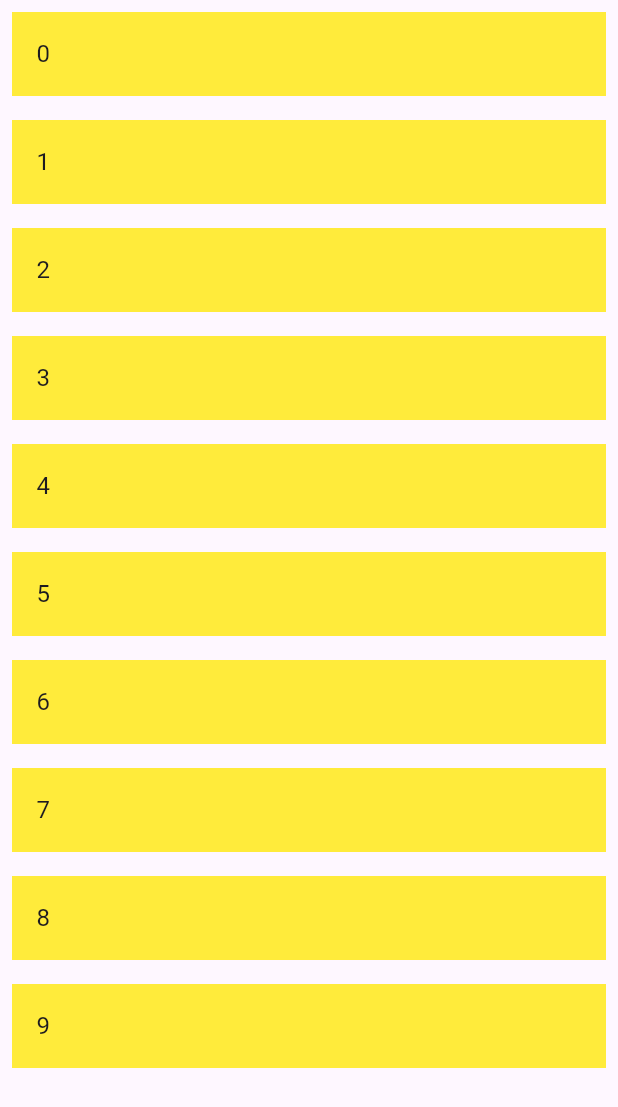
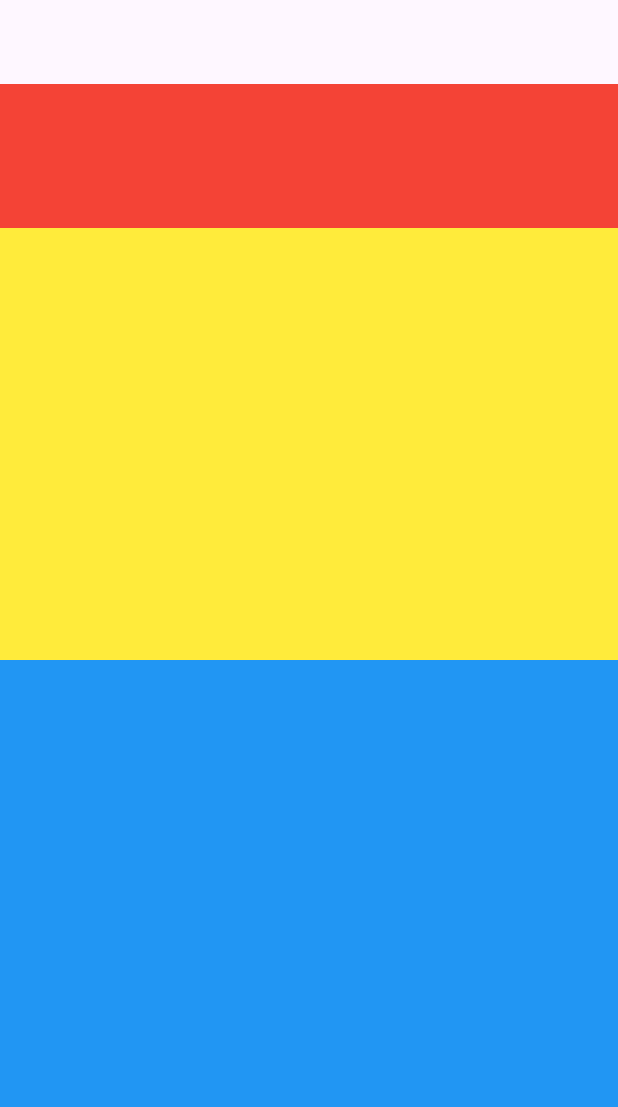
Before and after one commit to tasneemakhaled/responsive_training, a Flutter app: the screen it shows after launch, on a phone screen of 412 x 824 dp. Shown: the top 1107 px of the screen. Run offline on Flutter 3.47's test engine with Material 3 defaults, Android fonts, the light colour scheme and no system bars.

Commit message:
testing expanded widget

```diff
--- a/lib/main.dart
+++ b/lib/main.dart
@@ -1,6 +1,7 @@
 import 'dart:developer';
 
 import 'package:flutter/material.dart';
+import 'package:responsive_training/screens/expanded_example.dart';
 import 'package:responsive_training/screens/layout_builder_example.dart';
 import 'package:responsive_training/screens/media_query_example.dart';
 
@@ -13,7 +14,7 @@ class MyApp extends StatelessWidget {
 
   @override
   Widget build(BuildContext context) {
-    return MaterialApp(home: LayoutBuilderExample());
+    return MaterialApp(home: ExpandedExample());
   }
 }
 
--- /dev/null
+++ b/lib/screens/expanded_example.dart
@@ -0,0 +1,32 @@
+import 'package:flutter/material.dart';
+
+class ExpandedExample extends StatelessWidget {
+  const ExpandedExample({super.key});
+
+  @override
+  Widget build(BuildContext context) {
+    var height = MediaQuery.of(context).size.height;
+    return Scaffold(
+      appBar: AppBar(),
+      body: Column(
+        children: [
+          Expanded(
+            flex: 1,
+            child: Container(height: height / 3, color: Colors.red),
+          ),
+          Expanded(
+            flex: 3,
+            child: Container(height: height / 3, color: Colors.yellow),
+          ),
+          Expanded(
+            flex: 4,
+            child: Container(height: height / 3, color: Colors.blue),
+          ),
+        ],
+      ),
+    );
+  }
+}
+
+// expanded تشتغل عالارتفاع سواء كولمن او ويدس سواء رو المتبقييييي ك نسب من الشاشة
+// flex attribute in expanded widget appears its work when there are more than one expanded widget
--- a/lib/screens/layout_builder_example.dart
+++ b/lib/screens/layout_builder_example.dart
@@ -11,7 +11,7 @@ class LayoutBuilderExample extends StatelessWidget {
       body: LayoutBuilder(
         builder: (context, constraints) {
           log(constraints.maxWidth.toString());
-          if (constraints.maxWidth <= 500) {
+          if (constraints.maxWidth <= 500) { // break point
             return MobileLayout();
           }
           // } else if (constraints.maxWidth > 500 &&
```
